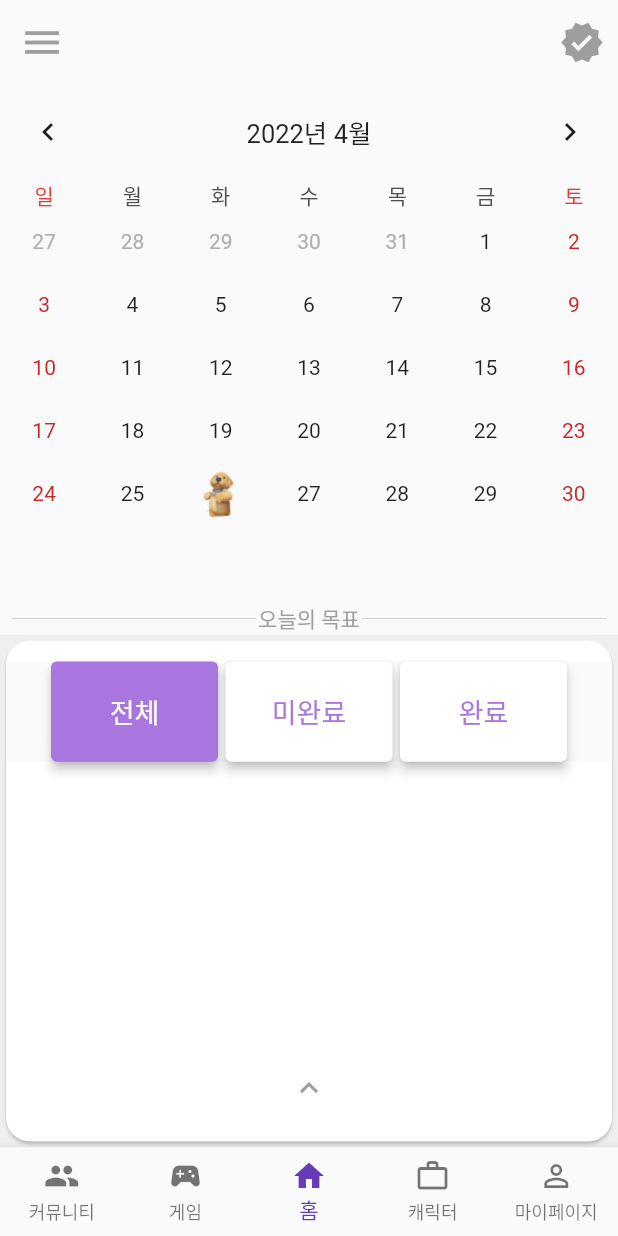
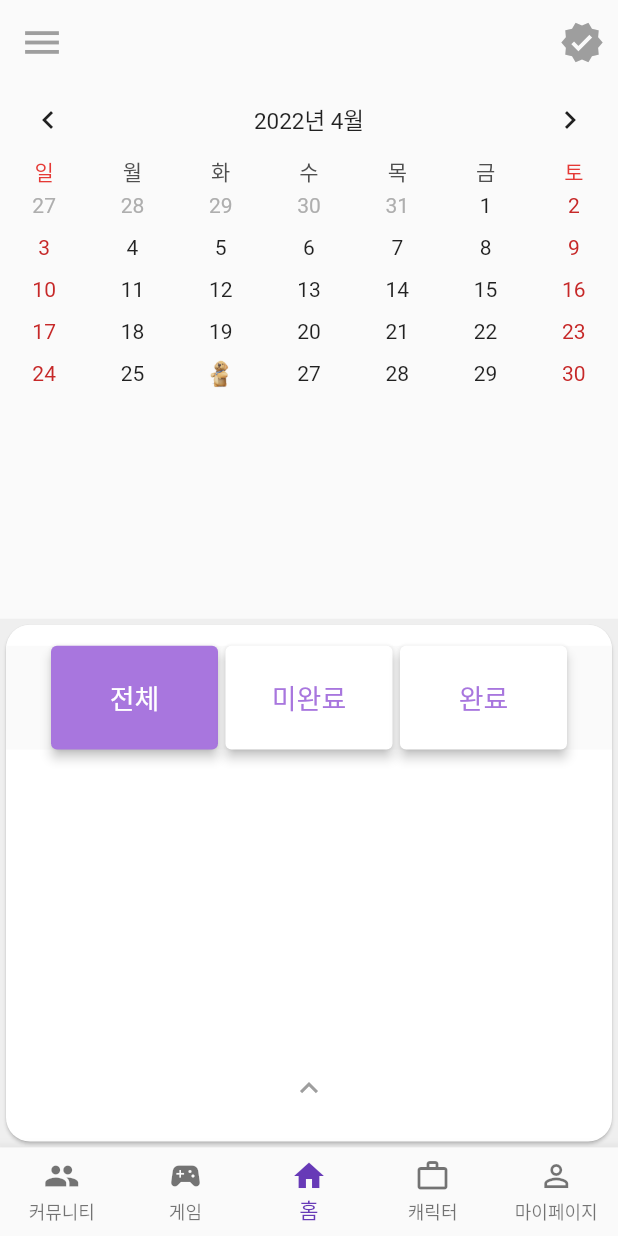
Before and after one commit to JasonKK/BOM-frontend, a Flutter app: the screen it shows after launch, on a phone screen of 412 x 824 dp. Run offline on Flutter 3.47's test engine with Material 2 defaults, Android fonts, the phone set to English and light mode, and no system bars; drawn by our look-alikes of table_calendar; our stand-ins replace flutter_hooks, flutter_riverpod, flutter_slidable, flutter_speed_dial, google_fonts, hooks_riverpod; network calls fail.

Commit message:
Resize According To Device Size

```diff
--- a/lib/view/components/calendar.dart
+++ b/lib/view/components/calendar.dart
@@ -1,17 +1,20 @@
+import 'package:flutter_riverpod/flutter_riverpod.dart';
 import 'package:table_calendar/table_calendar.dart';
 import 'package:bom_front/utils.dart';
 import 'package:flutter/material.dart';
 
-class BomCalendar extends StatefulWidget {
+import '../hom_view.dart';
+
+class BomCalendar extends ConsumerStatefulWidget {
   late CalendarFormat pageCalendarFormat;
 
   BomCalendar({Key? key, required this.pageCalendarFormat}) : super(key: key);
 
   @override
-  State<BomCalendar> createState() => _BomCalendarState();
+  ConsumerState<BomCalendar> createState() => _BomCalendarState();
 }
 
-class _BomCalendarState extends State<BomCalendar>
+class _BomCalendarState extends ConsumerState<BomCalendar>
     with TickerProviderStateMixin {
   DateTime _focusedDay = DateTime.now();
   DateTime? _selectedDay;
@@ -28,6 +31,7 @@ class _BomCalendarState extends State<BomCalendar>
 
   @override
   Widget build(BuildContext context) {
+    final deviceHeight = ref.watch(userDeviceHeight);
     return TableCalendar(
       locale: 'ko-KR',
       firstDay: kFirstDay,
@@ -41,8 +45,8 @@ class _BomCalendarState extends State<BomCalendar>
       // headerVisible:false,
       // daysOfWeekVisible: false,
       // rangeSelectionMode: RangeSelectionMode.disabled,
-      rowHeight: 42.0,
-      daysOfWeekHeight: 20.0,
+      rowHeight: deviceHeight > 2000.0 ? 42.0 : 28.0,
+      daysOfWeekHeight: deviceHeight > 2000.0 ? 20.0 : 19.0,
       calendarStyle: CalendarStyle(
         // outsideDaysVisible: false,
         weekendTextStyle: const TextStyle().copyWith(color: Colors.red[800]), // 토, 일 따로 색 구분 불가
@@ -51,7 +55,9 @@ class _BomCalendarState extends State<BomCalendar>
       daysOfWeekStyle: DaysOfWeekStyle(
         weekendStyle: const TextStyle().copyWith(color: Colors.red[600]),
       ),
-      headerStyle: const HeaderStyle(
+      headerStyle: HeaderStyle(
+        titleTextStyle: deviceHeight > 2000.0 ? const TextStyle(fontSize: 17.0) : const TextStyle(fontSize: 15.0),
+        headerPadding: deviceHeight > 2000.0 ? EdgeInsets.symmetric(vertical: 8.0) : EdgeInsets.symmetric(vertical: 0.0),
         titleCentered: true,
         formatButtonVisible: false,
       ),
--- a/lib/view/hom_view.dart
+++ b/lib/view/hom_view.dart
@@ -8,6 +8,8 @@ import 'components/bottom_navigation.dart';
 import 'components/filter_button_widget.dart';
 import 'components/plan_item_widget.dart';
 import 'home_detail_view.dart';
+
+final userDeviceHeight = StateProvider<double>((ref) => 0.0);
 
 class HomeScreen extends ConsumerStatefulWidget {
   const HomeScreen({Key? key}) : super(key: key);
@@ -22,6 +24,7 @@ class _HomeScreenState extends ConsumerState<HomeScreen> {
   @override
   Widget build(BuildContext context) {
     print('Home rebuilding...');
+    final deviceHeight = ref.watch(userDeviceHeight.notifier).state = MediaQuery.of(context).size.height * MediaQuery.of(context).devicePixelRatio;
     // AsyncValue<List<Todo>> asyncTodos = ref.watch(planStateFuture); -> error 처리와 많은 양을 불러올 때 로딩필요시
     // final todos = ref.watch(todoListProvider);
     final todos = ref.watch(filteredTodos);
@@ -38,23 +41,18 @@ class _HomeScreenState extends ConsumerState<HomeScreen> {
               Expanded(
                   child: BomCalendar(pageCalendarFormat: CalendarFormat.month)),
               const SizedBox(height: 4), // to protect appBar block
-              Stack(
-                alignment: Alignment.center,
-                children: [Padding(
+              deviceHeight > 2000.0 ? Padding(
                 padding: const EdgeInsets.symmetric(horizontal: 8.0),
                 child: Row(children: const <Widget>[
                   Expanded(
                       child: Divider(
                           height: 1.0, thickness: 0.3, color: Colors.grey)),
-                    SizedBox(width: 70),
+                  Text("오늘의 목표", style: TextStyle(color: Colors.grey)),  // Text의 고정 높이 때문에 더이상 아래 Expanded가 안늘려짐
                   Expanded(
                       child: Divider(
                           height: 1.0, thickness: 0.3, color: Colors.grey)),
                 ]),
-                ),
-                  const Positioned(child: Text("오늘의 목표", style: TextStyle(color: Colors.grey)))  // Text의 고정 높이 때문에 더이상 아래 Expanded가 안늘려짐
-                ],
-              ),
+              ) : Container(),
               Expanded(
                 child: Container(
                   color: const Color(0xffefefef),
```
Also changed, not shown: 1 other file. Lines whose indentation alone changed are shown as unchanged.
